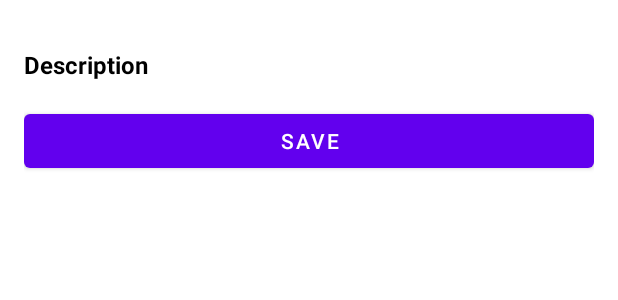
After one commit to SoKratil/PhotoGallery, an Android app: the layout dialog_photo_details.xml on its own in the app's theme, with its tools: preview values and no code run, on a phone screen of 412 x 824 dp. The commit adds this screen. Shown: the top 300 px of the screen. Run offline under Robolectric (Android 15) with nearby library versions, the phone set to English and light mode, and no system bars.

Commit message:
7,5 рабочее подключение к базе и добавление фоток в нее через модальное окно

```diff
--- a/app/src/main/java/com/example/photogallery/PhotoGalleryActivity.kt
+++ b/app/src/main/java/com/example/photogallery/PhotoGalleryActivity.kt
@@ -22,9 +22,13 @@ class PhotoGalleryActivity : AppCompatActivity() {
     }
 
 
+
     companion object {
         fun newIntent(context: Context): Intent {
             return Intent(context, PhotoGalleryActivity::class.java)
         }
     }
+
+
+
 }
--- /dev/null
+++ b/app/src/main/res/layout/dialog_photo_details.xml
@@ -0,0 +1,32 @@
+<?xml version="1.0" encoding="utf-8"?>
+<LinearLayout xmlns:android="http://schemas.android.com/apk/res/android"
+    android:layout_width="match_parent"
+    android:layout_height="wrap_content"
+    android:orientation="vertical"
+    android:padding="16dp">
+
+    <ImageView
+        android:id="@+id/imageViewdialog"
+        android:layout_width="match_parent"
+        android:layout_height="wrap_content"
+        android:adjustViewBounds="true"
+        android:scaleType="centerCrop" />
+
+    <TextView
+        android:id="@+id/textViewDescription"
+        android:layout_width="match_parent"
+        android:layout_height="wrap_content"
+        android:layout_marginTop="16dp"
+        android:textSize="16sp"
+        android:textColor="@android:color/black"
+        android:text="Description"
+        android:textStyle="bold" />
+
+    <Button
+        android:id="@+id/buttonSave"
+        android:layout_width="match_parent"
+        android:layout_height="wrap_content"
+        android:layout_marginTop="16dp"
+        android:text="Save" />
+
+</LinearLayout>
```
Also changed, not shown: app/build.gradle (+37 -0 lines), app/src/main/java/com/example/photogallery/PhotoDetailDialogFragment.kt (added, +74 -0 lines), app/src/main/java/com/example/photogallery/PhotoGalleryApplication.kt (+13 -4 lines), app/src/main/java/com/example/photogallery/PhotoGalleryFragment.kt (+13 -0 lines), app/src/main/java/com/example/photogallery/db/PhotoDetail.kt (added, +11 -0 lines), app/src/main/java/com/example/photogallery/db/PhotoDetailDao.kt (added, +18 -0 lines), app/src/main/java/com/example/photogallery/db/PhotoGalleryDatabase.kt (added, +29 -0 lines).
